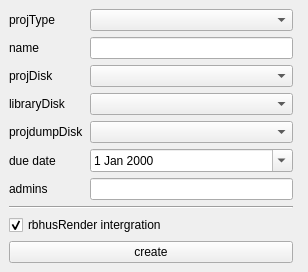
Qt form rbhusUI/lib/rbhusPipeProjCreateMod.ui (aumanimationstudios/rbhus) before a commit.
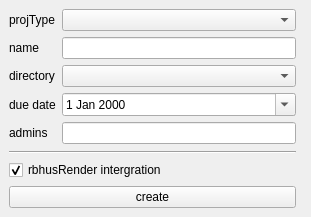
The same form after that commit.

```diff
--- a/rbhusUI/lib/rbhusPipeProjCreateMod.ui
+++ b/rbhusUI/lib/rbhusPipeProjCreateMod.ui
@@ -6,8 +6,8 @@
    <rect>
     <x>0</x>
     <y>0</y>
-    <width>308</width>
-    <height>233</height>
+    <width>311</width>
+    <height>217</height>
    </rect>
   </property>
   <property name="windowTitle">
@@ -15,94 +15,26 @@
   </property>
   <widget class="QWidget" name="centralwidget">
    <layout class="QGridLayout" name="gridLayout">
-    <item row="1" column="1">
-     <widget class="QLineEdit" name="lineEditName"/>
+    <item row="5" column="1">
+     <widget class="QLineEdit" name="lineEditAdmins"/>
     </item>
     <item row="2" column="1">
-     <widget class="QComboBox" name="comboProj"/>
+     <widget class="QComboBox" name="comboDirectory"/>
+    </item>
+    <item row="0" column="0">
+     <widget class="QLabel" name="labelProj_2">
+      <property name="sizePolicy">
+       <sizepolicy hsizetype="Maximum" vsizetype="Preferred">
+        <horstretch>0</horstretch>
+        <verstretch>0</verstretch>
+       </sizepolicy>
+      </property>
+      <property name="text">
+       <string>projType</string>
+      </property>
+     </widget>
     </item>
     <item row="4" column="0">
-     <widget class="QLabel" name="labelProjdump">
-      <property name="sizePolicy">
-       <sizepolicy hsizetype="Maximum" vsizetype="Preferred">
-        <horstretch>0</horstretch>
-        <verstretch>0</verstretch>
-       </sizepolicy>
-      </property>
-      <property name="whatsThis">
-       <string>directory to store the output data from file. eg : rendered output of lighting files.</string>
-      </property>
-      <property name="text">
-       <string>projdumpDisk</string>
-      </property>
-     </widget>
-    </item>
-    <item row="3" column="0">
-     <widget class="QLabel" name="labelLibrary">
-      <property name="sizePolicy">
-       <sizepolicy hsizetype="Maximum" vsizetype="Preferred">
-        <horstretch>0</horstretch>
-        <verstretch>0</verstretch>
-       </sizepolicy>
-      </property>
-      <property name="text">
-       <string>libraryDisk</string>
-      </property>
-     </widget>
-    </item>
-    <item row="2" column="0">
-     <widget class="QLabel" name="labelProj">
-      <property name="sizePolicy">
-       <sizepolicy hsizetype="Maximum" vsizetype="Preferred">
-        <horstretch>0</horstretch>
-        <verstretch>0</verstretch>
-       </sizepolicy>
-      </property>
-      <property name="text">
-       <string>projDisk</string>
-      </property>
-     </widget>
-    </item>
-    <item row="1" column="0">
-     <widget class="QLabel" name="labelName">
-      <property name="sizePolicy">
-       <sizepolicy hsizetype="Maximum" vsizetype="Preferred">
-        <horstretch>0</horstretch>
-        <verstretch>0</verstretch>
-       </sizepolicy>
-      </property>
-      <property name="text">
-       <string>name</string>
-      </property>
-     </widget>
-    </item>
-    <item row="3" column="1">
-     <widget class="QComboBox" name="comboLibrary"/>
-    </item>
-    <item row="4" column="1">
-     <widget class="QComboBox" name="comboProjdump"/>
-    </item>
-    <item row="9" column="0" colspan="2">
-     <widget class="Line" name="line">
-      <property name="sizePolicy">
-       <sizepolicy hsizetype="MinimumExpanding" vsizetype="Fixed">
-        <horstretch>0</horstretch>
-        <verstretch>0</verstretch>
-       </sizepolicy>
-      </property>
-      <property name="orientation">
-       <enum>Qt::Horizontal</enum>
-      </property>
-     </widget>
-    </item>
-    <item row="7" column="0">
-     <widget class="QLabel" name="labelAdmin">
-      <property name="text">
-       <string>admins</string>
-      </property>
-     </widget>
-    </item>
-    <item row="6" column="0">
      <widget class="QLabel" name="labelDue">
       <property name="sizePolicy">
        <sizepolicy hsizetype="Maximum" vsizetype="Preferred">
@@ -115,7 +47,7 @@
       </property>
      </widget>
     </item>
-    <item row="8" column="0" colspan="2">
+    <item row="6" column="0" colspan="2">
      <spacer name="verticalSpacer">
       <property name="orientation">
        <enum>Qt::Vertical</enum>
@@ -128,7 +60,82 @@
       </property>
      </spacer>
     </item>
-    <item row="11" column="0" colspan="3">
+    <item row="1" column="0">
+     <widget class="QLabel" name="labelName">
+      <property name="sizePolicy">
+       <sizepolicy hsizetype="Maximum" vsizetype="Preferred">
+        <horstretch>0</horstretch>
+        <verstretch>0</verstretch>
+       </sizepolicy>
+      </property>
+      <property name="text">
+       <string>name</string>
+      </property>
+     </widget>
+    </item>
+    <item row="5" column="0">
+     <widget class="QLabel" name="labelAdmin">
+      <property name="text">
+       <string>admins</string>
+      </property>
+     </widget>
+    </item>
+    <item row="1" column="1">
+     <widget class="QLineEdit" name="lineEditName"/>
+    </item>
+    <item row="0" column="1">
+     <widget class="QComboBox" name="comboProjType"/>
+    </item>
+    <item row="7" column="0" colspan="2">
+     <widget class="Line" name="line">
+      <property name="sizePolicy">
+       <sizepolicy hsizetype="MinimumExpanding" vsizetype="Fixed">
+        <horstretch>0</horstretch>
+        <verstretch>0</verstretch>
+       </sizepolicy>
+      </property>
+      <property name="orientation">
+       <enum>Qt::Horizontal</enum>
+      </property>
+     </widget>
+    </item>
+    <item row="10" column="0" colspan="2">
+     <widget class="QPushButton" name="pushCreate">
+      <property name="sizePolicy">
+       <sizepolicy hsizetype="MinimumExpanding" vsizetype="Fixed">
+        <horstretch>0</horstretch>
+        <verstretch>0</verstretch>
+       </sizepolicy>
+      </property>
+      <property name="text">
+       <string>create</string>
+      </property>
+     </widget>
+    </item>
+    <item row="2" column="0">
+     <widget class="QLabel" name="labelDirectory">
+      <property name="sizePolicy">
+       <sizepolicy hsizetype="Maximum" vsizetype="Preferred">
+        <horstretch>0</horstretch>
+        <verstretch>0</verstretch>
+       </sizepolicy>
+      </property>
+      <property name="whatsThis">
+       <string>directory to store the output data from file. eg : rendered output of lighting files.</string>
+      </property>
+      <property name="text">
+       <string>directory</string>
+      </property>
+     </widget>
+    </item>
+    <item row="4" column="1">
+     <widget class="QDateEdit" name="dateEditDue">
+      <property name="calendarPopup">
+       <bool>true</bool>
+      </property>
+     </widget>
+    </item>
+    <item row="9" column="0" colspan="3">
      <widget class="QCheckBox" name="checkBox">
       <property name="text">
        <string>rbhusRender intergration</string>
@@ -138,45 +145,6 @@
       </property>
      </widget>
     </item>
-    <item row="6" column="1">
-     <widget class="QDateEdit" name="dateEditDue">
-      <property name="calendarPopup">
-       <bool>true</bool>
-      </property>
-     </widget>
-    </item>
-    <item row="12" column="0" colspan="2">
-     <widget class="QPushButton" name="pushCreate">
-      <property name="sizePolicy">
-       <sizepolicy hsizetype="MinimumExpanding" vsizetype="Fixed">
-        <horstretch>0</horstretch>
-        <verstretch>0</verstretch>
-       </sizepolicy>
-      </property>
-      <property name="text">
-       <string>create</string>
-      </property>
-     </widget>
-    </item>
-    <item row="7" column="1">
-     <widget class="QLineEdit" name="lineEditAdmins"/>
-    </item>
-    <item row="0" column="0">
-     <widget class="QLabel" name="labelProj_2">
-      <property name="sizePolicy">
-       <sizepolicy hsizetype="Maximum" vsizetype="Preferred">
-        <horstretch>0</horstretch>
-        <verstretch>0</verstretch>
-       </sizepolicy>
-      </property>
-      <property name="text">
-       <string>projType</string>
-      </property>
-     </widget>
-    </item>
-    <item row="0" column="1">
-     <widget class="QComboBox" name="comboProjType"/>
-    </item>
    </layout>
   </widget>
  </widget>
```
